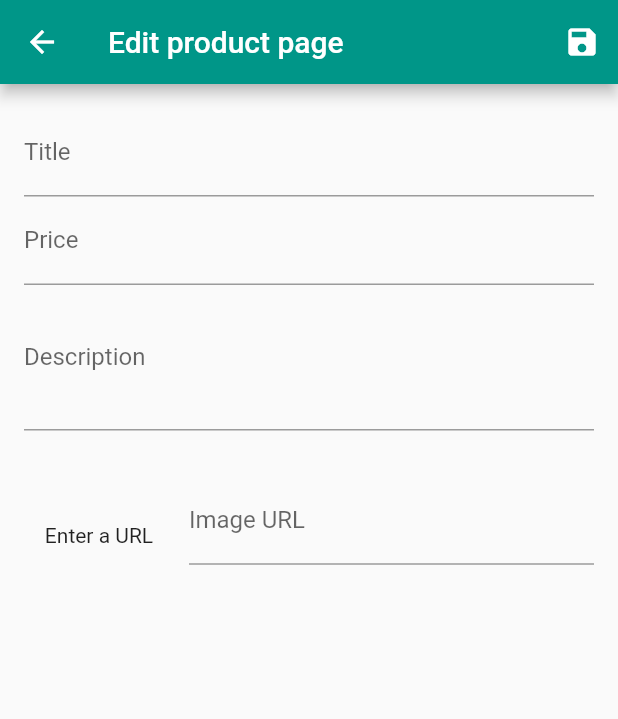
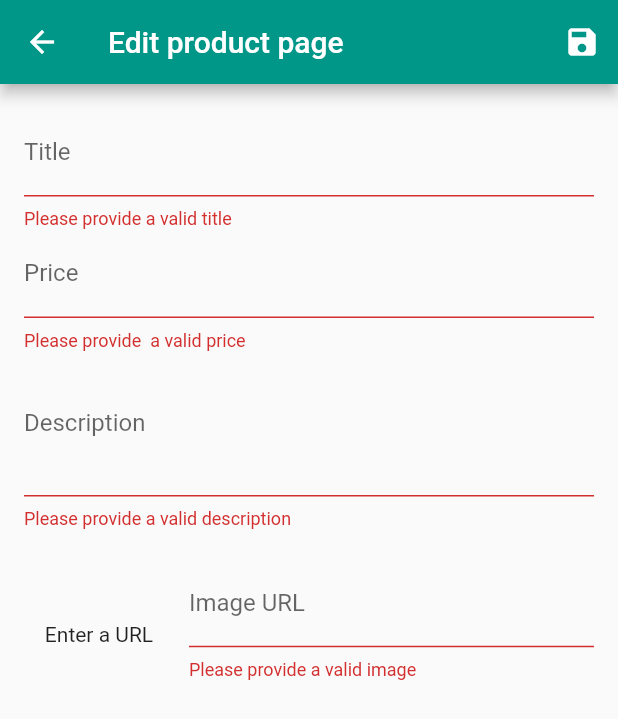
Before and after one commit to AlessandroDodi/shop_flutter_app, a Flutter app: the EditProductScreen screen opened by its route, after a tap on the "save" icon, on a phone screen of 412 x 824 dp. Shown: the top 719 px of the screen. Run offline on Flutter 3.47's test engine with Material 2 defaults, Android fonts, the phone set to English and light mode, and no system bars; network calls fail.

Commit message:
Add validators to form

```diff
--- a/lib/screens/edit_product_screen.dart
+++ b/lib/screens/edit_product_screen.dart
@@ -25,11 +25,11 @@ class _EditProductScreenState extends State<EditProductScreen> {
   }
 
   void _saveForm() {
+    final isValid = _form.currentState?.validate();
+    if (!isValid!) {
+      return;
+    }
     _form.currentState?.save();
-    print(_editProduct.title);
-    print(_editProduct.description);
-    print(_editProduct.price);
-    print(_editProduct.imageUrl);
   }
 
   @override
@@ -51,7 +51,9 @@ class _EditProductScreenState extends State<EditProductScreen> {
     return Scaffold(
       appBar: AppBar(
         title: const Text('Edit product page'),
-        actions: [IconButton(onPressed: () {}, icon: const Icon(Icons.save))],
+        actions: [
+          IconButton(onPressed: _saveForm, icon: const Icon(Icons.save))
+        ],
       ),
       body: Padding(
         padding: const EdgeInsets.all(16),
@@ -64,6 +66,12 @@ class _EditProductScreenState extends State<EditProductScreen> {
                   decoration: const InputDecoration(
                     labelText: 'Title',
                   ),
+                  validator: ((value) {
+                    if (value == null || value == '') {
+                      return 'Please provide a valid title';
+                    }
+                    return null;
+                  }),
                   textInputAction: TextInputAction.next,
                   onFieldSubmitted: (_) =>
                       FocusScope.of(context).requestFocus(_priceFocusNode),
@@ -82,6 +90,16 @@ class _EditProductScreenState extends State<EditProductScreen> {
                   decoration: const InputDecoration(
                     labelText: 'Price',
                   ),
+                  validator: ((value) {
+                    if (value == null) return 'Please provide a price';
+                    if (double.tryParse(value) == null) {
+                      return 'Please provide  a valid price';
+                    }
+                    if (double.parse(value) <= 0) {
+                      return 'Please provide a positive price';
+                    }
+                    return null;
+                  }),
                   onFieldSubmitted: (_) => FocusScope.of(context)
                       .requestFocus(_descriptionFocusNode),
                   focusNode: _priceFocusNode,
@@ -90,7 +108,7 @@ class _EditProductScreenState extends State<EditProductScreen> {
                     _editProduct = Product(
                       title: _editProduct.title,
                       description: _editProduct.description,
-                      price: double.parse(value!),
+                      price: double.tryParse(value!) ?? 0,
                       id: _editProduct.id,
                       imageUrl: _editProduct.imageUrl,
                     );
@@ -102,6 +120,12 @@ class _EditProductScreenState extends State<EditProductScreen> {
                   decoration: const InputDecoration(
                     labelText: 'Description',
                   ),
+                  validator: ((value) {
+                    if (value == null || value == '') {
+                      return 'Please provide a valid description';
+                    }
+                    return null;
+                  }),
                   onSaved: (value) {
                     _editProduct = Product(
                       title: _editProduct.title,
@@ -133,7 +157,7 @@ class _EditProductScreenState extends State<EditProductScreen> {
                                   _imageUrlController.text,
                                   fit: BoxFit.cover,
                                   errorBuilder: (context, error, stackTrace) =>
-                                      Text(''),
+                                      const Text(''),
                                 ),
                               ),
                       ),
@@ -154,6 +178,12 @@ class _EditProductScreenState extends State<EditProductScreen> {
                               imageUrl: value ?? '',
                             );
                           },
+                          validator: ((value) {
+                            if (value == null || value == '') {
+                              return 'Please provide a valid image';
+                            }
+                            return null;
+                          }),
                           controller: _imageUrlController,
                           onEditingComplete: () {
                             setState(() {});
```
